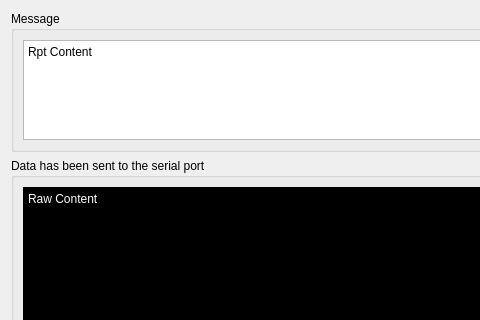
Above: tafor/components/ui/send.ui from up1and/tafor before the change; both pictures show x 0 to 480 and y 0 to 320 of the 746 by 538 pixel window. Below: the same form after it.
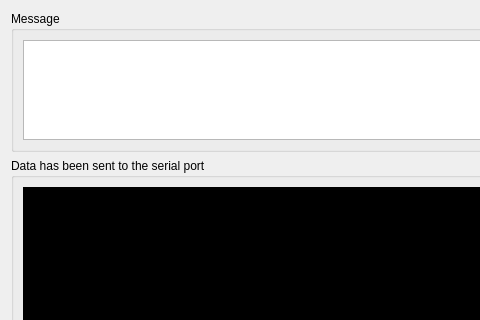
That is the form after the change.

What changed in the file:
```diff
--- a/tafor/components/ui/send.ui
+++ b/tafor/components/ui/send.ui
@@ -37,12 +37,10 @@
           <height>100</height>
          </size>
         </property>
-        <property name="html">
-         <string notr="true">&lt;!DOCTYPE HTML PUBLIC &quot;-//W3C//DTD HTML 4.0//EN&quot; &quot;http://www.w3.org/TR/REC-html40/strict.dtd&quot;&gt;
-&lt;html&gt;&lt;head&gt;&lt;meta name=&quot;qrichtext&quot; content=&quot;1&quot; /&gt;&lt;style type=&quot;text/css&quot;&gt;
-p, li { white-space: pre-wrap; }
-&lt;/style&gt;&lt;/head&gt;&lt;body style=&quot; font-family:'SimSun'; font-size:9pt; font-weight:400; font-style:normal;&quot;&gt;
-&lt;p style=&quot; margin-top:12px; margin-bottom:12px; margin-left:0px; margin-right:0px; -qt-block-indent:0; text-indent:0px;&quot;&gt;Rpt Content&lt;/p&gt;&lt;/body&gt;&lt;/html&gt;</string>
+        <property name="markdown">
+         <string>Text Content
+
+</string>
         </property>
         <property name="cursorWidth">
          <number>0</number>
@@ -73,12 +71,10 @@
          <string notr="true">background-color: rgb(0, 0, 0);
 color: rgb(255, 255, 255);</string>
         </property>
-        <property name="html">
-         <string notr="true">&lt;!DOCTYPE HTML PUBLIC &quot;-//W3C//DTD HTML 4.0//EN&quot; &quot;http://www.w3.org/TR/REC-html40/strict.dtd&quot;&gt;
-&lt;html&gt;&lt;head&gt;&lt;meta name=&quot;qrichtext&quot; content=&quot;1&quot; /&gt;&lt;style type=&quot;text/css&quot;&gt;
-p, li { white-space: pre-wrap; }
-&lt;/style&gt;&lt;/head&gt;&lt;body style=&quot; font-family:'SimSun'; font-size:9pt; font-weight:400; font-style:normal;&quot;&gt;
-&lt;p style=&quot; margin-top:12px; margin-bottom:12px; margin-left:0px; margin-right:0px; -qt-block-indent:0; text-indent:0px;&quot;&gt;Raw Content&lt;/p&gt;&lt;/body&gt;&lt;/html&gt;</string>
+        <property name="markdown">
+         <string>Raw Content
+
+</string>
         </property>
         <property name="cursorWidth">
          <number>0</number>
```
Left out of the diff: 4 changed lines with no effect on the pictures.
